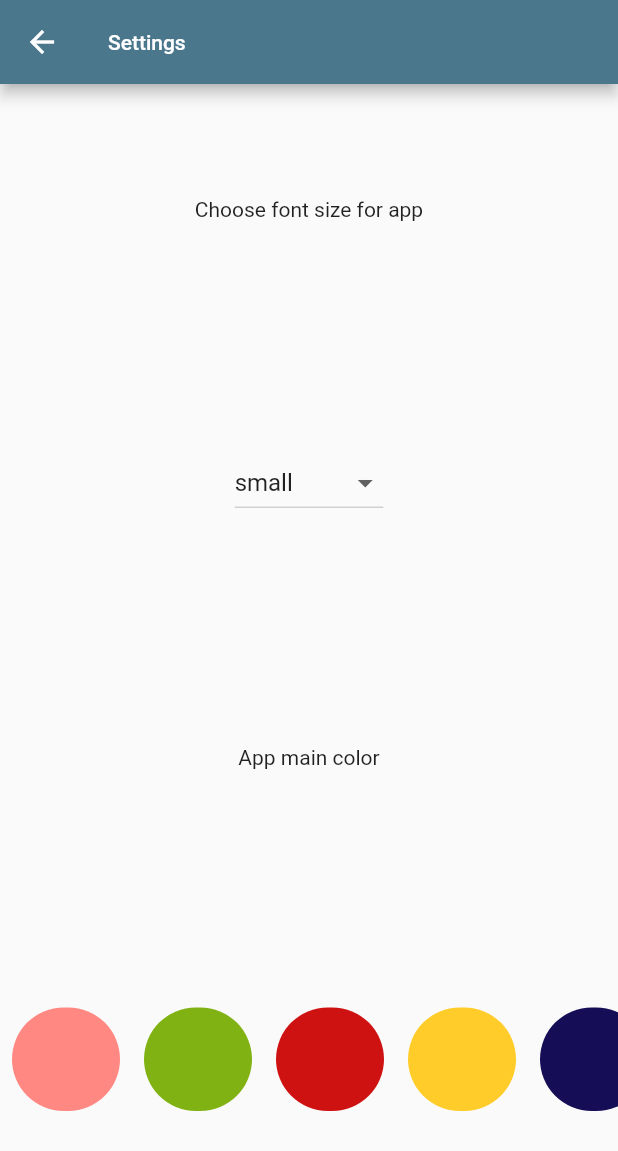
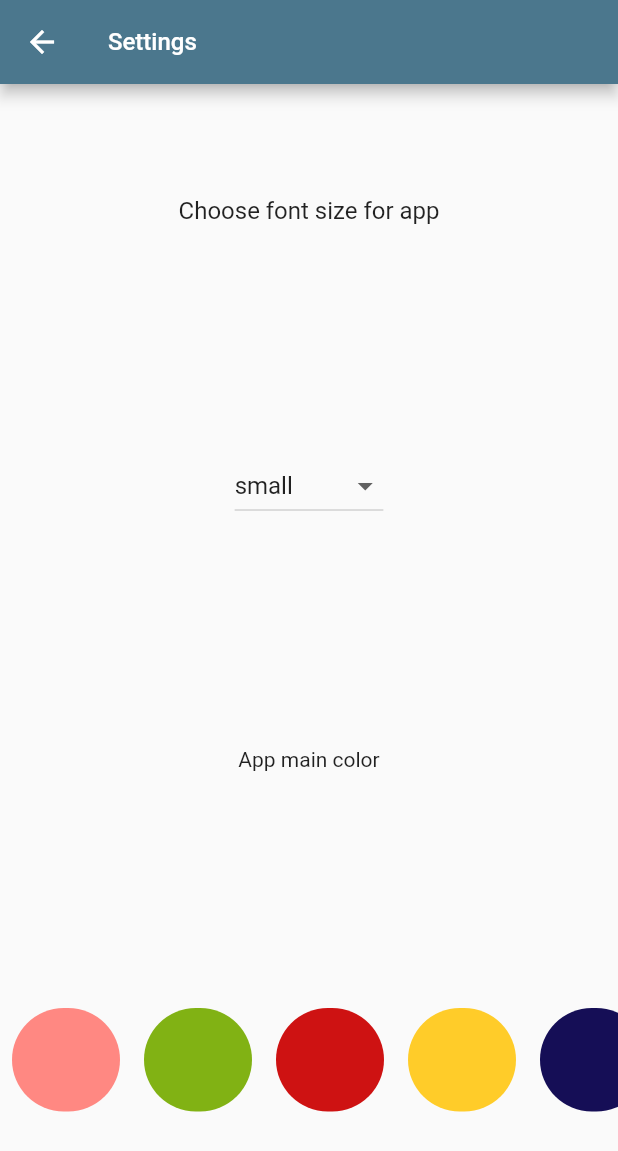
Before and after one commit to Ivy-Walobwa/diary_app, a Flutter app: the screen it shows after launch, in the side drawer, after a tap on "Settings", on a phone screen of 412 x 824 dp. Shown: the top 1151 px of the screen. Run offline on Flutter 3.47's test engine with Material 2 defaults, Android fonts, the phone set to English and light mode, and no system bars; our stand-ins replace sembast, shared_preferences; network calls fail.

```diff
--- a/lib/data/shared_prefs_settings.dart
+++ b/lib/data/shared_prefs_settings.dart
@@ -39,7 +39,7 @@ class SPSettings{
   double getFontSize(){
     double size = _sp.getDouble(fontSize);
     if(size == null){
-      size = 14;
+      size = 16;
     }
     return size;
   }
```
